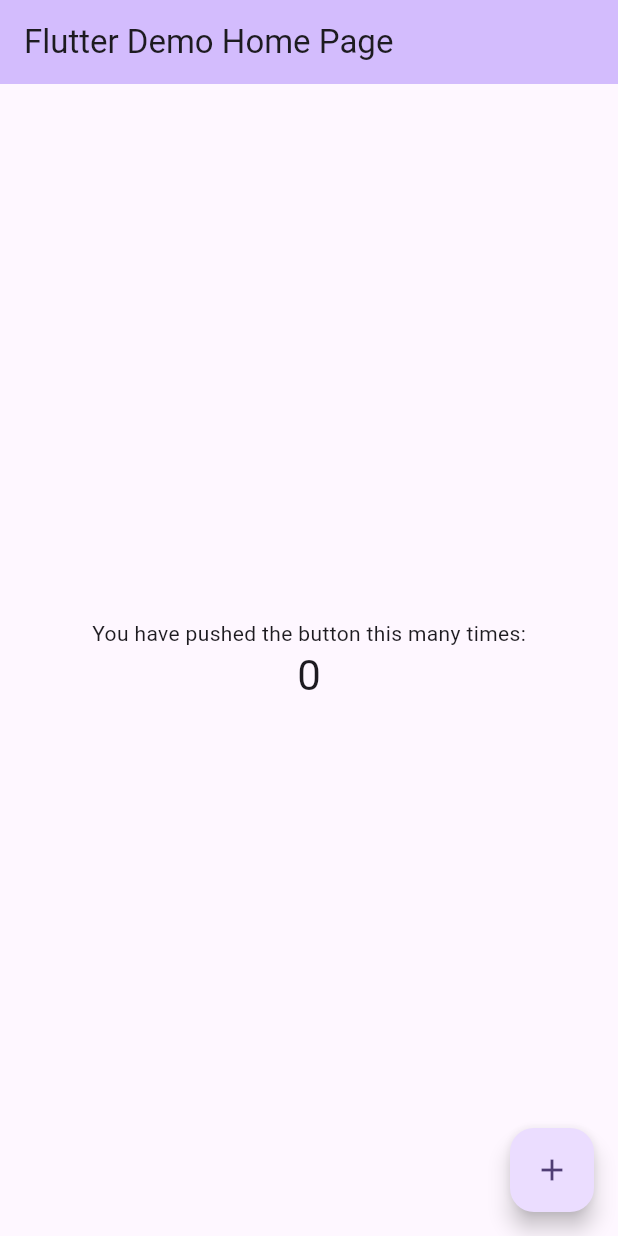
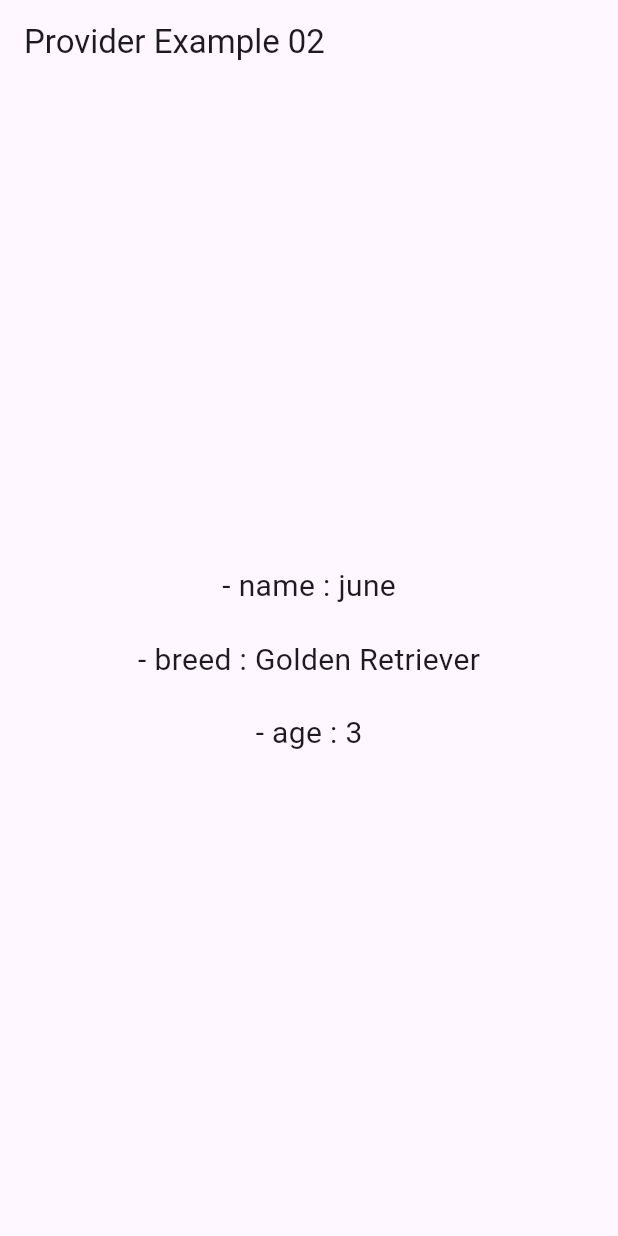
Before and after one commit to hyeonjoonpark/Flutter_State_Management_Provider_EXAMPLE, a Flutter app: the screen it shows after launch, on a phone screen of 412 x 824 dp. Run offline on Flutter 3.47's test engine with Material 3 defaults, Android fonts, the phone set to English and light mode, and no system bars.

Commit message:
FEAT: Provier.of

```diff
--- /dev/null
+++ b/provider_ex_02/devtools_options.yaml
@@ -0,0 +1 @@
+extensions:
--- /dev/null
+++ b/provider_ex_02/lib/components/dog_widget.dart
@@ -0,0 +1,39 @@
+import 'package:flutter/material.dart';
+import 'package:provider/provider.dart';
+import 'package:provider_ex_02/models/dog.dart';
+
+class BreedAndAge extends StatelessWidget {
+  const BreedAndAge({super.key});
+
+  @override
+  Widget build(BuildContext context) {
+    return Column(
+      children: <Widget>[
+        Text(
+          // Provider.of 함수의 context를 사용하여 Dog 객체의 breed 속성에 접근
+          '- breed : ${Provider.of<Dog>(context).breed}',
+          style: TextStyle(fontSize: 20),
+        ),
+        SizedBox(height: 20),
+        Age(),
+      ],
+    );
+  }
+}
+
+class Age extends StatelessWidget {
+  const Age({super.key});
+
+  @override
+  Widget build(BuildContext context) {
+    return Column(
+      children: [
+        Text(
+          // Provider.of 함수의 context를 사용하여 Dog 객체의 age 속성에 접근
+          '- age : ${Provider.of<Dog>(context).age}',
+          style: TextStyle(fontSize: 20),
+        ),
+      ],
+    );
+  }
+}
--- a/provider_ex_02/lib/main.dart
+++ b/provider_ex_02/lib/main.dart
@@ -1,4 +1,7 @@
 import 'package:flutter/material.dart';
+import 'package:provider/provider.dart';
+import 'package:provider_ex_02/components/dog_widget.dart';
+import 'package:provider_ex_02/models/dog.dart';
 
 void main() {
   runApp(const MyApp());
@@ -10,116 +13,46 @@
   // This widget is the root of your application.
   @override
   Widget build(BuildContext context) {
-    return MaterialApp(
-      title: 'Flutter Demo',
-      theme: ThemeData(
-        // This is the theme of your application.
-        //
-        // TRY THIS: Try running your application with "flutter run". You'll see
-        // the application has a purple toolbar. Then, without quitting the app,
-        // try changing the seedColor in the colorScheme below to Colors.green
-        // and then invoke "hot reload" (save your changes or press the "hot
-        // reload" button in a Flutter-supported IDE, or press "r" if you used
-        // the command line to start the app).
-        //
-        // Notice that the counter didn't reset back to zero; the application
-        // state is not lost during the reload. To reset the state, use hot
-        // restart instead.
-        //
-        // This works for code too, not just values: Most code changes can be
-        // tested with just a hot reload.
-        colorScheme: ColorScheme.fromSeed(seedColor: Colors.deepPurple),
-        useMaterial3: true,
+    return Provider<Dog>(
+      // MaterialApp을 Provider로 감싸기
+      create: (context) => Dog(
+        name: 'june',
+        breed: 'Golden Retriever',
+        age: 3,
+      ), // create 속성에 Dog 객체 생성
+      child: MaterialApp(
+        debugShowCheckedModeBanner: false,
+        title: 'Provider Example 02',
+        home: const MyHomePage(),
       ),
-      home: const MyHomePage(title: 'Flutter Demo Home Page'),
     );
   }
 }
 
-class MyHomePage extends StatefulWidget {
-  const MyHomePage({super.key, required this.title});
-
-  // This widget is the home page of your application. It is stateful, meaning
-  // that it has a State object (defined below) that contains fields that affect
-  // how it looks.
-
-  // This class is the configuration for the state. It holds the values (in this
-  // case the title) provided by the parent (in this case the App widget) and
-  // used by the build method of the State. Fields in a Widget subclass are
-  // always marked "final".
-
-  final String title;
-
-  @override
-  State<MyHomePage> createState() => _MyHomePageState();
-}
-
-class _MyHomePageState extends State<MyHomePage> {
-  int _counter = 0;
-
-  void _incrementCounter() {
-    setState(() {
-      // This call to setState tells the Flutter framework that something has
-      // changed in this State, which causes it to rerun the build method below
-      // so that the display can reflect the updated values. If we changed
-      // _counter without calling setState(), then the build method would not be
-      // called again, and so nothing would appear to happen.
-      _counter++;
-    });
-  }
+class MyHomePage extends StatelessWidget {
+  const MyHomePage({super.key});
 
   @override
   Widget build(BuildContext context) {
-    // This method is rerun every time setState is called, for instance as done
-    // by the _incrementCounter method above.
-    //
-    // The Flutter framework has been optimized to make rerunning build methods
-    // fast, so that you can just rebuild anything that needs updating rather
-    // than having to individually change instances of widgets.
     return Scaffold(
       appBar: AppBar(
-        // TRY THIS: Try changing the color here to a specific color (to
-        // Colors.amber, perhaps?) and trigger a hot reload to see the AppBar
-        // change color while the other colors stay the same.
-        backgroundColor: Theme.of(context).colorScheme.inversePrimary,
-        // Here we take the value from the MyHomePage object that was created by
-        // the App.build method, and use it to set our appbar title.
-        title: Text(widget.title),
+        title: Text('Provider Example 02'),
       ),
       body: Center(
-        // Center is a layout widget. It takes a single child and positions it
-        // in the middle of the parent.
         child: Column(
-          // Column is also a layout widget. It takes a list of children and
-          // arranges them vertically. By default, it sizes itself to fit its
-          // children horizontally, and tries to be as tall as its parent.
-          //
-          // Column has various properties to control how it sizes itself and
-          // how it positions its children. Here we use mainAxisAlignment to
-          // center the children vertically; the main axis here is the vertical
-          // axis because Columns are vertical (the cross axis would be
-          // horizontal).
-          //
-          // TRY THIS: Invoke "debug painting" (choose the "Toggle Debug Paint"
-          // action in the IDE, or press "p" in the console), to see the
-          // wireframe for each widget.
           mainAxisAlignment: MainAxisAlignment.center,
+          mainAxisSize: MainAxisSize.min,
           children: <Widget>[
-            const Text(
-              'You have pushed the button this many times:',
+            Text(
+              // Provider.of 함수의 context를 사용하여 Dog 객체의 name 속성에 접근
+              '- name : ${Provider.of<Dog>(context).name}',
+              style: TextStyle(fontSize: 20),
             ),
-            Text(
-              '$_counter',
-              style: Theme.of(context).textTheme.headlineMedium,
-            ),
+            SizedBox(height: 20),
+            BreedAndAge(),
           ],
         ),
       ),
-      floatingActionButton: FloatingActionButton(
-        onPressed: _incrementCounter,
-        tooltip: 'Increment',
-        child: const Icon(Icons.add),
-      ), // This trailing comma makes auto-formatting nicer for build methods.
     );
   }
 }
--- /dev/null
+++ b/provider_ex_02/lib/models/dog.dart
@@ -0,0 +1,11 @@
+class Dog {
+  final String name;
+  final String breed;
+  int age;
+
+  Dog({
+    required this.name,
+    required this.breed,
+    this.age = 1,
+  });
+}
```
